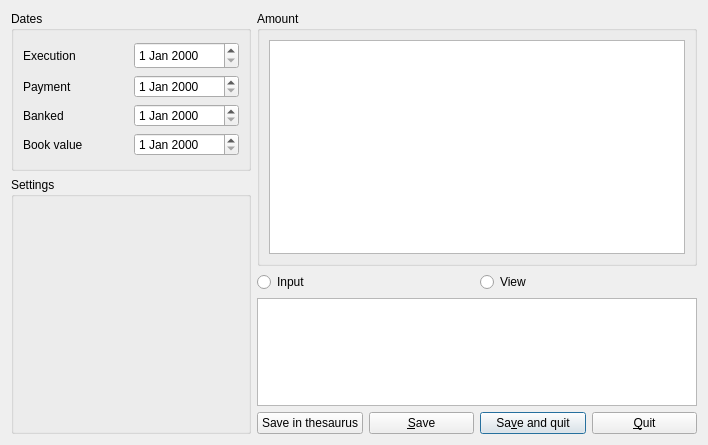
Above: plugins/accountplugin/receipts/receiptviewer.ui from FreeHealth/freehealth before the change. Below: the same form after it.
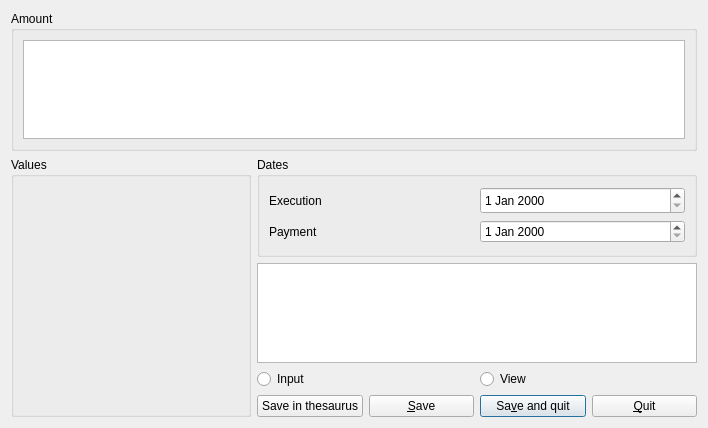
That is the form after the change.

What changed in the file:
```diff
--- a/plugins/accountplugin/receipts/receiptviewer.ui
+++ b/plugins/accountplugin/receipts/receiptviewer.ui
@@ -7,7 +7,7 @@
     <x>0</x>
     <y>0</y>
     <width>708</width>
-    <height>445</height>
+    <height>428</height>
    </rect>
   </property>
   <property name="minimumSize">
@@ -22,12 +22,65 @@
   <layout class="QGridLayout" name="gridLayout_4">
    <item row="0" column="0">
     <layout class="QGridLayout" name="gridLayout_3">
-     <item row="0" column="0">
+     <item row="0" column="0" colspan="2">
+      <widget class="QGroupBox" name="amoutsGroup">
+       <property name="minimumSize">
+        <size>
+         <width>275</width>
+         <height>100</height>
+        </size>
+       </property>
+       <property name="title">
+        <string>Amount</string>
+       </property>
+       <layout class="QGridLayout" name="gridLayout">
+        <item row="0" column="0">
+         <widget class="QTableView" name="amountsView">
+          <property name="minimumSize">
+           <size>
+            <width>0</width>
+            <height>0</height>
+           </size>
+          </property>
+          <property name="editTriggers">
+           <set>QAbstractItemView::AllEditTriggers</set>
+          </property>
+          <attribute name="horizontalHeaderStretchLastSection">
+           <bool>true</bool>
+          </attribute>
+          <attribute name="verticalHeaderStretchLastSection">
+           <bool>true</bool>
+          </attribute>
+          <attribute name="horizontalHeaderStretchLastSection">
+           <bool>true</bool>
+          </attribute>
+          <attribute name="verticalHeaderStretchLastSection">
+           <bool>true</bool>
+          </attribute>
+         </widget>
+        </item>
+       </layout>
+      </widget>
+     </item>
+     <item row="1" column="0" rowspan="4">
+      <widget class="QGroupBox" name="actionsBox">
+       <property name="minimumSize">
+        <size>
+         <width>240</width>
+         <height>141</height>
+        </size>
+       </property>
+       <property name="title">
+        <string>Values</string>
+       </property>
+      </widget>
+     </item>
+     <item row="1" column="1">
       <widget class="QGroupBox" name="dateGroup">
        <property name="minimumSize">
         <size>
          <width>240</width>
-         <height>160</height>
+         <height>100</height>
         </size>
        </property>
        <property name="title">
@@ -69,91 +122,15 @@
           <item row="1" column="1">
            <widget class="QDateEdit" name="datePayment"/>
           </item>
-          <item row="2" column="0">
-           <widget class="QLabel" name="bankedLabel">
-            <property name="text">
-             <string>Banked</string>
-            </property>
-            <property name="buddy">
-             <cstring>dateBanked</cstring>
-            </property>
-           </widget>
-          </item>
-          <item row="2" column="1">
-           <widget class="QDateEdit" name="dateBanked"/>
-          </item>
-          <item row="3" column="0">
-           <widget class="QLabel" name="bookLabel">
-            <property name="text">
-             <string>Book value</string>
-            </property>
-            <property name="buddy">
-             <cstring>dateBook</cstring>
-            </property>
-           </widget>
-          </item>
-          <item row="3" column="1">
-           <widget class="QDateEdit" name="dateBook"/>
-          </item>
          </layout>
         </item>
        </layout>
       </widget>
      </item>
-     <item row="0" column="1" rowspan="2">
-      <widget class="QGroupBox" name="amoutsGroup">
-       <property name="minimumSize">
-        <size>
-         <width>275</width>
-         <height>255</height>
-        </size>
-       </property>
-       <property name="title">
-        <string>Amount</string>
-       </property>
-       <layout class="QGridLayout" name="gridLayout">
-        <item row="0" column="0">
-         <widget class="QTableView" name="amountsView">
-          <property name="minimumSize">
-           <size>
-            <width>0</width>
-            <height>190</height>
-           </size>
-          </property>
-          <property name="editTriggers">
-           <set>QAbstractItemView::AllEditTriggers</set>
-          </property>
-          <attribute name="horizontalHeaderStretchLastSection">
-           <bool>true</bool>
-          </attribute>
-          <attribute name="verticalHeaderStretchLastSection">
-           <bool>true</bool>
-          </attribute>
-          <attribute name="horizontalHeaderStretchLastSection">
-           <bool>true</bool>
-          </attribute>
-          <attribute name="verticalHeaderStretchLastSection">
-           <bool>true</bool>
-          </attribute>
-         </widget>
-        </item>
-       </layout>
-      </widget>
-     </item>
-     <item row="1" column="0" rowspan="4">
-      <widget class="QGroupBox" name="actionsBox">
-       <property name="minimumSize">
-        <size>
-         <width>240</width>
-         <height>241</height>
-        </size>
-       </property>
-       <property name="title">
-        <string>Settings</string>
-       </property>
-      </widget>
-     </item>
      <item row="2" column="1">
+      <widget class="QListView" name="returnedListView"/>
+     </item>
+     <item row="3" column="1">
       <layout class="QHBoxLayout" name="horizontalLayout">
        <item>
         <widget class="QRadioButton" name="inputRadioButton">
@@ -171,9 +148,6 @@
        </item>
       </layout>
      </item>
-     <item row="3" column="1">
-      <widget class="QListView" name="returnedListView"/>
-     </item>
      <item row="4" column="1">
       <layout class="QHBoxLayout" name="horizontalLayout_2">
        <item>
```
